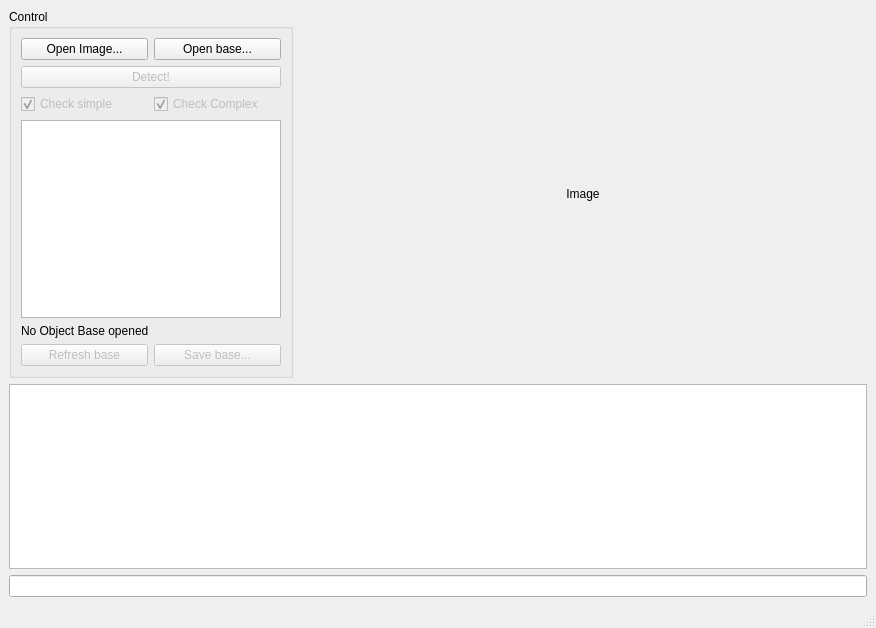
The window that gui_eod.ui (Extended-Object-Detection-ROS/qt_gui_eod) describes before a commit, drawn with Qt 5.
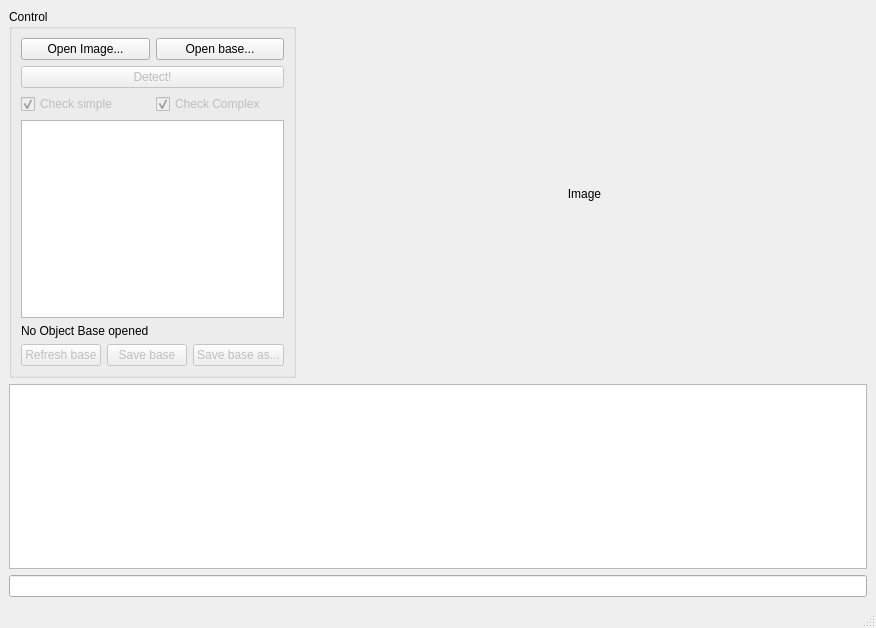
The same window after the commit.

Commit message: open\save interfaces exteneded

```diff
--- a/gui_eod.ui
+++ b/gui_eod.ui
@@ -22,20 +22,36 @@
       </property>
       <layout class="QGridLayout" name="gridLayout_2">
        <item row="0" column="0">
+        <layout class="QHBoxLayout" name="horizontalLayout_2">
+         <item>
         <widget class="QPushButton" name="pb_openImage">
          <property name="text">
           <string>Open Image...</string>
          </property>
         </widget>
        </item>
-       <item row="0" column="1">
+         <item>
         <widget class="QPushButton" name="pb_openBase">
          <property name="text">
           <string>Open base...</string>
          </property>
         </widget>
        </item>
+        </layout>
+       </item>
+       <item row="1" column="0">
+        <widget class="QPushButton" name="pb_detect">
+         <property name="enabled">
+          <bool>false</bool>
+         </property>
+         <property name="text">
+          <string>Detect!</string>
+         </property>
+        </widget>
+       </item>
        <item row="2" column="0">
+        <layout class="QHBoxLayout" name="horizontalLayout_3">
+         <item>
         <widget class="QCheckBox" name="cb_check_all">
          <property name="enabled">
           <bool>false</bool>
@@ -48,7 +64,7 @@
          </property>
         </widget>
        </item>
-       <item row="2" column="1">
+         <item>
         <widget class="QCheckBox" name="cb_check_all_complex">
          <property name="enabled">
           <bool>false</bool>
@@ -61,10 +77,12 @@
          </property>
         </widget>
        </item>
-       <item row="3" column="0" colspan="2">
+        </layout>
+       </item>
+       <item row="3" column="0">
         <widget class="QListWidget" name="lw_objects"/>
        </item>
-       <item row="4" column="0" colspan="2">
+       <item row="4" column="0">
         <widget class="QLabel" name="l_base_path">
          <property name="text">
           <string>No Object Base opened</string>
@@ -72,6 +90,8 @@
         </widget>
        </item>
        <item row="5" column="0">
+        <layout class="QHBoxLayout" name="horizontalLayout">
+         <item>
         <widget class="QPushButton" name="pb_refresh">
          <property name="enabled">
           <bool>false</bool>
@@ -81,25 +101,27 @@
          </property>
         </widget>
        </item>
-       <item row="5" column="1">
+         <item>
+          <widget class="QPushButton" name="pb_save_base_2">
+           <property name="enabled">
+            <bool>false</bool>
+           </property>
+           <property name="text">
+            <string>Save base</string>
+           </property>
+          </widget>
+         </item>
+         <item>
         <widget class="QPushButton" name="pb_save_base">
          <property name="enabled">
           <bool>false</bool>
          </property>
          <property name="text">
-          <string>Save base...</string>
+            <string>Save base as...</string>
          </property>
         </widget>
        </item>
-       <item row="1" column="0" colspan="2">
-        <widget class="QPushButton" name="pb_detect">
-         <property name="enabled">
-          <bool>false</bool>
-         </property>
-         <property name="text">
-          <string>Detect!</string>
-         </property>
-        </widget>
+        </layout>
        </item>
       </layout>
      </widget>
```
Lines whose indentation alone changed are shown as unchanged. The commit also changes 2 other files.
